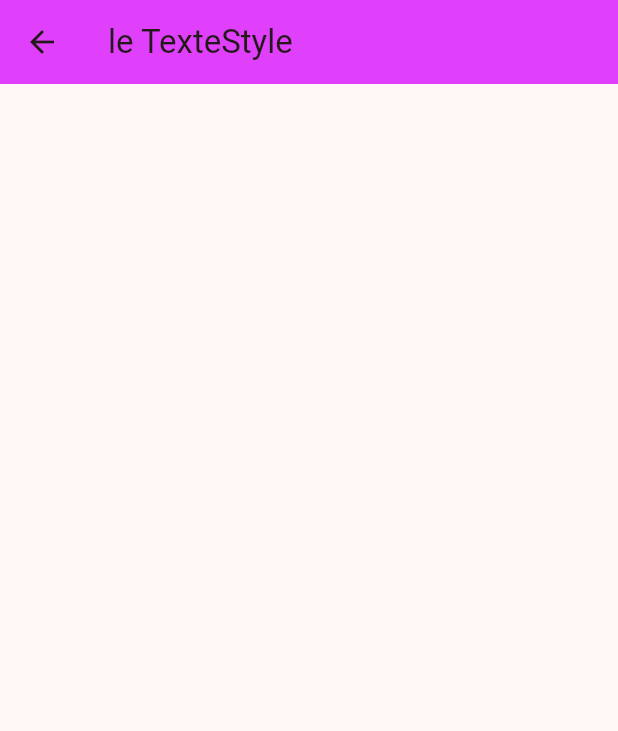
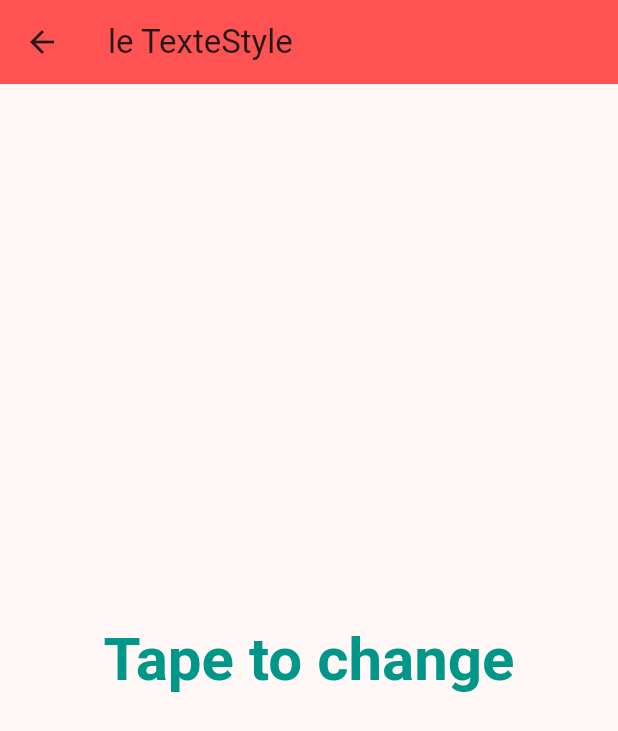
Before and after one commit to abdoul-kader1/les-animations-avec-flutter-et-dart, a Flutter app: the TexteStyle screen opened directly, on a phone screen of 412 x 824 dp. Shown: the top 731 px of the screen. Run offline on Flutter 3.47's test engine with Material 2 defaults, Android fonts, the phone set to English and light mode, and no system bars.

Commit message:
creation de l'exercice animated default TextStyle

```diff
--- a/lib/main.dart
+++ b/lib/main.dart
@@ -1,6 +1,7 @@
 import 'package:animations_flutter/providers/IndexMenu.dart';
 import 'package:animations_flutter/providers/animated_container/ChangeProprieterContainer.dart';
 import 'package:animations_flutter/providers/animated_cross_fade/AnimatedCrossFade.dart';
+import 'package:animations_flutter/providers/animated_default_text_style/LeAnimatedDefaultTextStyle.dart';
 import 'package:animations_flutter/providers/animated_opacity/ChangeOpacite.dart';
 import 'package:animations_flutter/vues/pages/MyApp.dart';
 import 'package:flutter/material.dart';
@@ -13,7 +14,8 @@ void main() {
           ChangeNotifierProvider(create:(_)=>IndexMenu()),
           ChangeNotifierProvider(create: (_)=>ChangeProprieterContainer()),
           ChangeNotifierProvider(create: (_)=>ChangeOpacite()),
-          ChangeNotifierProvider(create: (_)=>LeAnimatedCrossFades())
+          ChangeNotifierProvider(create: (_)=>LeAnimatedCrossFades()),
+          ChangeNotifierProvider(create: (_)=>LeAnimatedDefaultTextStyle()),
         ],
         child:const MyApp(),
       )
--- /dev/null
+++ b/lib/providers/animated_default_text_style/LeAnimatedDefaultTextStyle.dart
@@ -0,0 +1,11 @@
+import 'package:flutter/material.dart';
+
+class LeAnimatedDefaultTextStyle with ChangeNotifier{
+
+  bool valeur = true;
+
+  changeTextStyle(){
+    valeur = !valeur;
+    notifyListeners();
+  }
+}
--- a/lib/vues/pages_autre_animation/TexteStyle.dart
+++ b/lib/vues/pages_autre_animation/TexteStyle.dart
@@ -1,4 +1,6 @@
 import 'package:flutter/material.dart';
+import 'package:provider/provider.dart';
+import '../../providers/animated_default_text_style/LeAnimatedDefaultTextStyle.dart';
 
 class TexteStyle extends StatelessWidget{
 
@@ -8,9 +10,37 @@ class TexteStyle extends StatelessWidget{
   Widget build(BuildContext context) {
     return Scaffold(
       appBar: AppBar(
-        backgroundColor: Colors.purpleAccent,
+        backgroundColor: Colors.redAccent,
         title: Text("le TexteStyle"),
       ),
+      body: Center(
+        child: InkWell(
+          onTap: (){
+            context.read<LeAnimatedDefaultTextStyle>().changeTextStyle();
+          },
+          child: AnimatedDefaultTextStyle(
+            style: (context.watch<LeAnimatedDefaultTextStyle>().valeur?premierChoix():deuxiemeChoix()),
+            duration: Duration(seconds: 2),
+            child: (Text("Tape to change",textAlign: TextAlign.center)),
+          ),
+        ),
+      ),
+    );
+  }
+  //premier style du text
+  TextStyle premierChoix(){
+    return TextStyle(
+      color: Colors.teal,
+      fontWeight: FontWeight.bold,
+      fontSize: 40
+    );
+  }
+  //Deuxieme style du text
+  TextStyle deuxiemeChoix(){
+    return TextStyle(
+        color: Colors.indigo,
+        fontWeight: FontWeight.bold,
+        fontSize: 20
     );
   }
 
```
